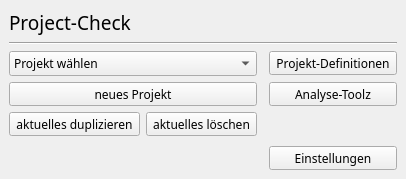
First picture: the form in projektcheck/ProjektCheck_dockwidget_base.ui, repository projektcheck/ProjektCheck-QGIS, before the edit.
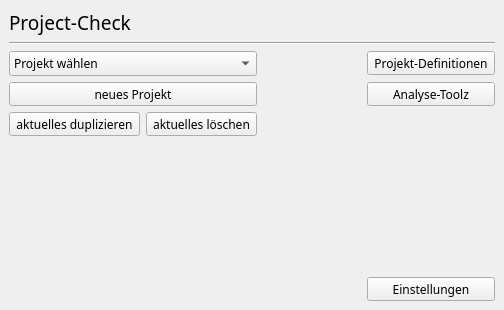
Second picture: the form after the edit.

Commit message: minor changes ui management-docker and definitions-docker, basic design ui analyze-docker

```diff
--- a/projektcheck/ProjektCheck_dockwidget_base.ui
+++ b/projektcheck/ProjektCheck_dockwidget_base.ui
@@ -6,8 +6,8 @@
    <rect>
     <x>0</x>
     <y>0</y>
-    <width>367</width>
-    <height>179</height>
+    <width>504</width>
+    <height>310</height>
    </rect>
   </property>
   <property name="features">
```
Left out of the diff: 17 changed lines with no effect on the pictures. The commit also changes 3 other files.
